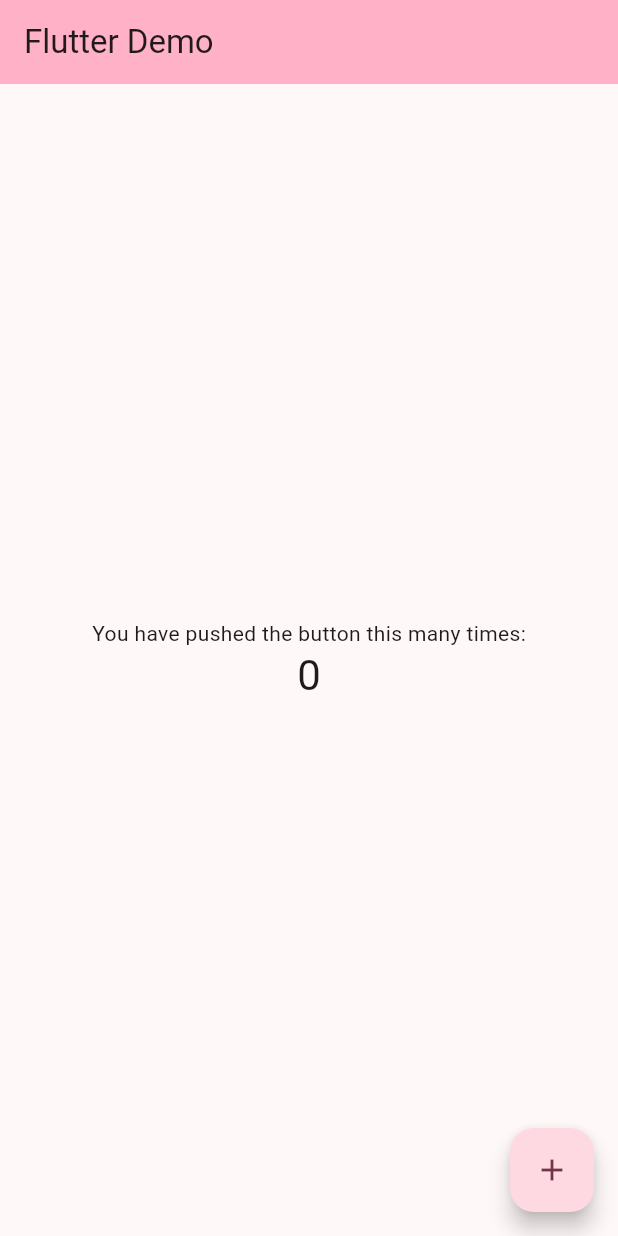
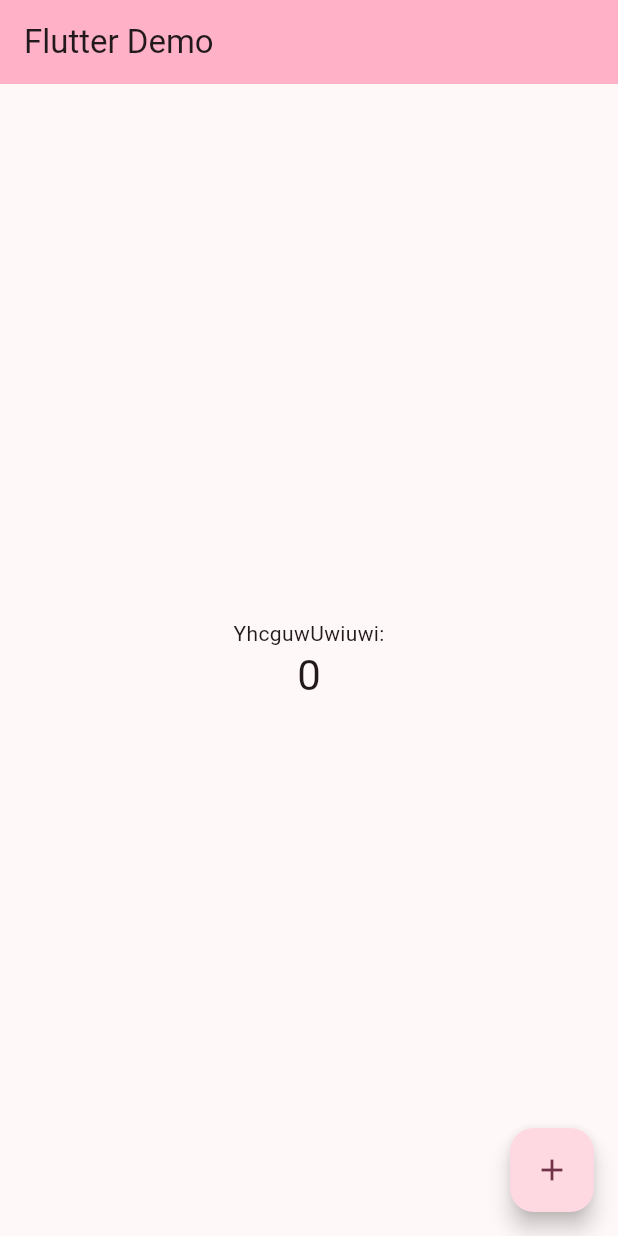
Before and after one commit to viji1008/practice, a Flutter app: the screen it shows after launch, on a phone screen of 412 x 824 dp. Run offline on Flutter 3.47's test engine with Material 3 defaults, Android fonts, the phone set to English and light mode, and no system bars.

Commit message:
initial commit

```diff
--- a/lib/main.dart
+++ b/lib/main.dart
@@ -106,7 +106,7 @@ class _MyHomePageState extends State<MyHomePage> {
           mainAxisAlignment: MainAxisAlignment.center,
           children: <Widget>[
             const Text(
-              'You have pushed the button this many times:',
+              'YhcguwUwiuwi:',
             ),
             Text(
               '$_counter',
```
Also changed, not shown: lib/home.dart (added).
